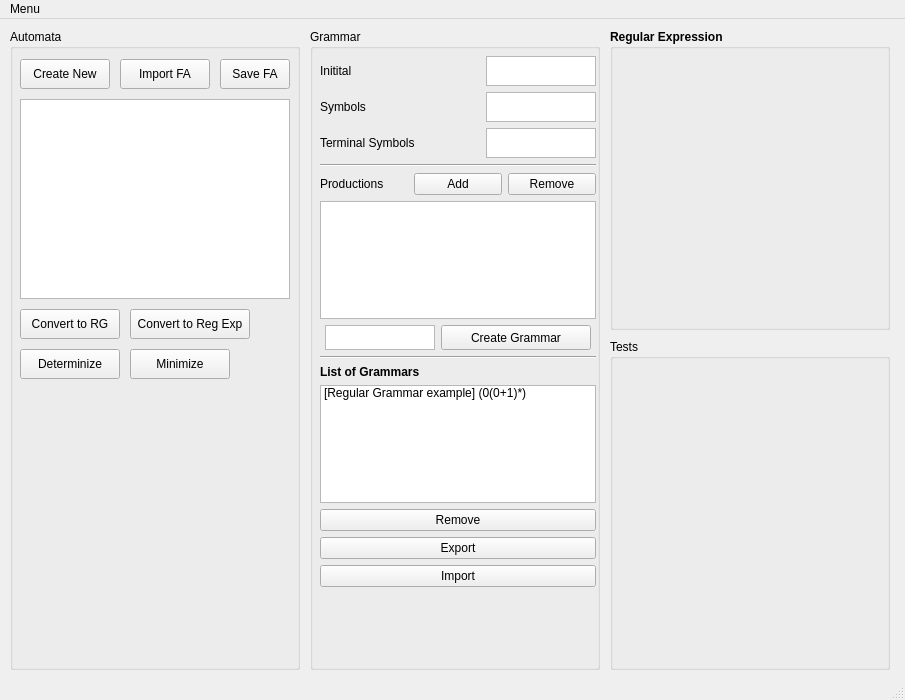
Above: ui/main_window.ui from ramnaq/midena before the change. Below: the same form after it.
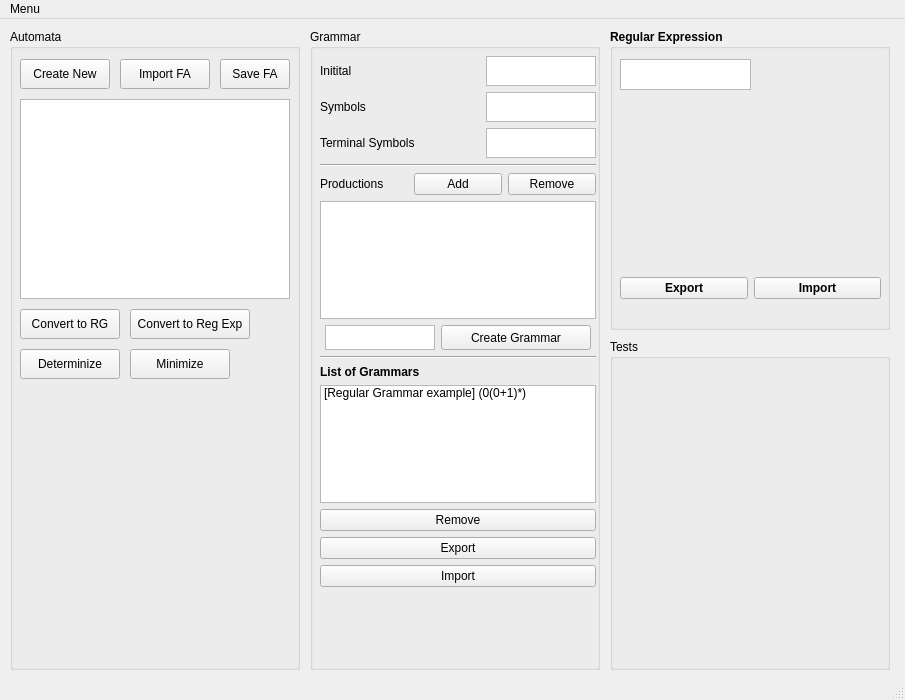
That is the form after the change.

Commit message: Edit, export, import Regular Expression

```diff
--- a/ui/main_window.ui
+++ b/ui/main_window.ui
@@ -472,6 +472,42 @@
     <property name="flat">
      <bool>false</bool>
     </property>
+    <widget class="QTextEdit" name="regExTextEdit">
+     <property name="geometry">
+      <rect>
+       <x>10</x>
+       <y>30</y>
+       <width>131</width>
+       <height>31</height>
+      </rect>
+     </property>
+    </widget>
+    <widget class="QWidget" name="horizontalLayoutWidget">
+     <property name="geometry">
+      <rect>
+       <x>10</x>
+       <y>229</y>
+       <width>261</width>
+       <height>61</height>
+      </rect>
+     </property>
+     <layout class="QHBoxLayout" name="horizontalLayout">
+      <item>
+       <widget class="QPushButton" name="exportRegExBtn">
+        <property name="text">
+         <string>Export</string>
+        </property>
+       </widget>
+      </item>
+      <item>
+       <widget class="QPushButton" name="importRegExBtn">
+        <property name="text">
+         <string>Import</string>
+        </property>
+       </widget>
+      </item>
+     </layout>
+    </widget>
    </widget>
    <widget class="QGroupBox" name="groupBox_4">
     <property name="geometry">
```
The commit also changes 4 other files.
